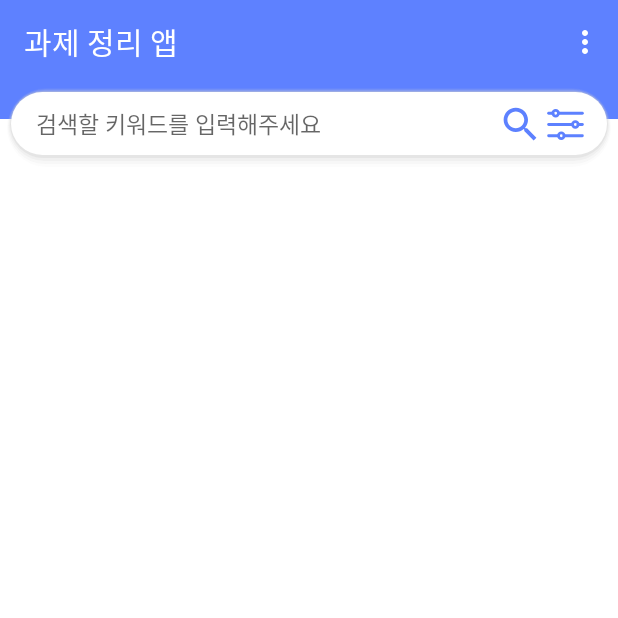
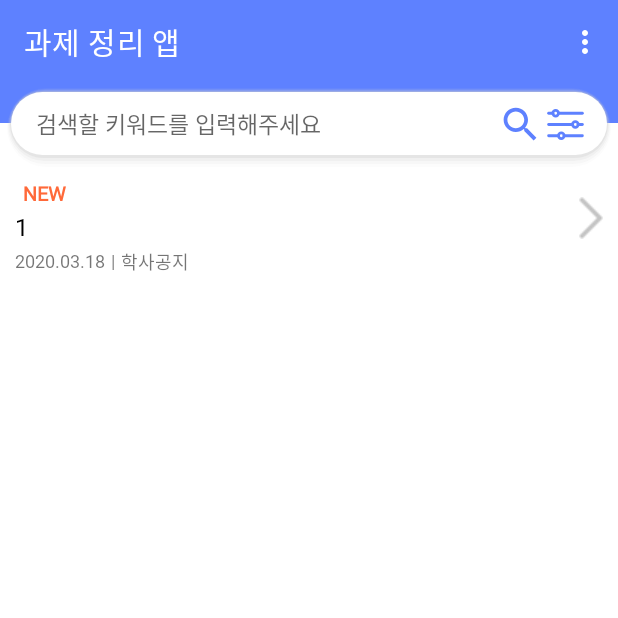
Before and after one commit to YoonSuhyeok/KN_Notice_app, an Android app: the screen it shows after launch (MainActivity), on a phone screen of 412 x 824 dp, the top half of it. Run offline under Robolectric (Android 15) with nearby library versions, the phone set to English and light mode, and no system bars; our stand-ins replace Room's generated code.

Commit message:
Merge remote-tracking branch 'origin/DBupdate1' into DBupdate
# Conflicts:
#	app/src/main/java/com/example/noticekangwon/Activity/MainActivity.kt
#	app/src/main/java/com/example/noticekangwon/DataBase/Notice.java
#	app/src/main/res/layout/activity_main.xml
#	app/src/main/res/menu/menu.xml
#	app/src/main/res/values-night/colors.xml
#	app/src/main/res/values/colors.xml
#	app/src/main/res/values/styles.xml

```diff
--- a/app/src/main/java/com/example/noticekangwon/Activity/MainActivity.kt
+++ b/app/src/main/java/com/example/noticekangwon/Activity/MainActivity.kt
@@ -87,7 +87,7 @@ class MainActivity : AppCompatActivity() {
     }
 
     private fun initDB() {
-        var colleageList: Array<String> = resources.getStringArray(R.array.colleage)
+        var collegeList: Array<String> = resources.getStringArray(R.array.college)
         val array = arrayOf(
             R.array.간호대학,
             R.array.경영대학,
@@ -112,15 +112,18 @@ class MainActivity : AppCompatActivity() {
             Room.databaseBuilder(this, AppDataBase::class.java, "Major-DB").allowMainThreadQueries()
                 .build()
         var num: Int
-        for (x in colleageList.indices) {
-            db.collegeDao().insert(College(colleageList[x]))
-            println(colleageList[x])
+        for (x in collegeList.indices) {
+            db.collegeDao().insert(College(collegeList[x]))
+            println(collegeList[x])
             num = array[x]
             var majorlist = resources.getStringArray(num)
             for (y in majorlist) {
                 db.majorDao().insert(Major(x, y))
             }
         }
+
+        db.noticeDao().insert(Notice(1, "1", "11", "1", false))
+        db.noticeDao().insert(Notice(1, "1", "11", "1", false))
     }
 
 //    fun fetchData(id: Int) {
--- a/app/src/main/java/com/example/noticekangwon/DataBase/Notice.java
+++ b/app/src/main/java/com/example/noticekangwon/DataBase/Notice.java
@@ -1,5 +1,6 @@
 package com.example.noticekangwon.DataBase;
 
+import androidx.annotation.NonNull;
 import androidx.room.Entity;
 import androidx.room.ForeignKey;
 import androidx.room.Index;
@@ -14,19 +15,17 @@ import androidx.room.PrimaryKey;
         indices = @Index("mIdFk"))
 public class Notice {
 
-    public Notice(){}
-
-    public Notice(int mIdFk ,String mTitle, String mUri, String mDate, boolean mExtension){
+    public Notice(int mIdFk , String mTitle, String mUrl, String mDate, boolean mExtension){
         this.mIdFk = mIdFk;
         this.mTitle = mTitle;
-        this.mUrl = mUri;
+        this.mUrl = mUrl;
         this.mDate = mDate;
         this.mExtension = mExtension;
     }
 
     public int mIdFk;
-    @PrimaryKey(autoGenerate = true)
-    public int nId;
+    @NonNull
+    @PrimaryKey
     public String mTitle;
     public String mUrl;
     public String mDate;
--- a/app/src/main/java/com/example/noticekangwon/DataBase/NoticeDao.java
+++ b/app/src/main/java/com/example/noticekangwon/DataBase/NoticeDao.java
@@ -3,6 +3,7 @@ package com.example.noticekangwon.DataBase;
 import androidx.room.Dao;
 import androidx.room.Delete;
 import androidx.room.Insert;
+import androidx.room.OnConflictStrategy;
 import androidx.room.Query;
 import androidx.room.Update;
 
@@ -13,7 +14,7 @@ public interface NoticeDao {
     @Query("SELECT * FROM Notice")
     List<Notice> getAll();
 
-    @Insert
+    @Insert(onConflict = OnConflictStrategy.IGNORE)
     void insert(Notice notice);
 
     @Delete
--- a/app/src/main/res/layout/activity_main.xml
+++ b/app/src/main/res/layout/activity_main.xml
@@ -18,18 +18,18 @@
 
     </androidx.appcompat.widget.Toolbar>
 
-    <LinearLayout
-        android:layout_width="match_parent"
-        android:layout_height="23dp"
-        android:layout_below="@id/toolbar"
-        android:background="@color/topColor" />
-
     <RelativeLayout
         android:id="@+id/search_lin"
         android:layout_width="match_parent"
         android:layout_height="55dp"
+        android:background="@color/Background"
         android:layout_below="@id/toolbar"
         android:orientation="horizontal">
+
+        <LinearLayout
+            android:layout_width="match_parent"
+            android:layout_height="26dp"
+            android:background="@color/topColor" />
 
         <EditText
             android:id="@+id/search"
@@ -67,5 +67,6 @@
         android:id="@+id/recyclerview"
         android:layout_width="match_parent"
         android:layout_height="match_parent"
-        android:layout_below="@id/search_lin" />
+        android:layout_below="@id/search_lin"
+        android:background="@color/Background"/>
 </RelativeLayout>
--- a/app/src/main/res/values/colors.xml
+++ b/app/src/main/res/values/colors.xml
@@ -1,6 +1,6 @@
 <?xml version="1.0" encoding="utf-8"?>
 <resources>
-    <color name="colorPrimary">#6200EE</color>
+    <color name="colorPrimary">#5E81FF</color>
     <color name="topColor">#5E81FF</color>
     <color name="mainFontColor">#FFFFFF</color>
     <color name="fontColor">#000000</color>
--- a/app/src/main/res/values/strings.xml
+++ b/app/src/main/res/values/strings.xml
@@ -7,7 +7,7 @@
     <string name="Title">학생예비군(학부생, 대학원생) 전입신고 안내</string>
     <string name="Barsket">꺽새 버튼</string>
     <string name="bar">|</string>
-    <string-array name="colleage">
+    <string-array name="college">
         <item>간호대학</item>
         <item>경영대학</item>
         <item>농업생명과학대학</item>
--- a/app/src/main/res/values/styles.xml
+++ b/app/src/main/res/values/styles.xml
@@ -1,6 +1,6 @@
 <resources>
     <!-- Base application theme. -->
-    <style name="AppTheme" parent="Theme.AppCompat.Light.NoActionBar">
+    <style name="AppTheme" parent="Theme.MaterialComponents.DayNight.NoActionBar">
         <!-- Customize your theme here. -->
         <item name="colorPrimary">@color/topColor</item>
         <item name="android:colorBackground">@color/Background</item>
```
Also changed, not shown: app/src/main/java/com/example/noticekangwon/ThemeSet.java (+14 -0 lines).
